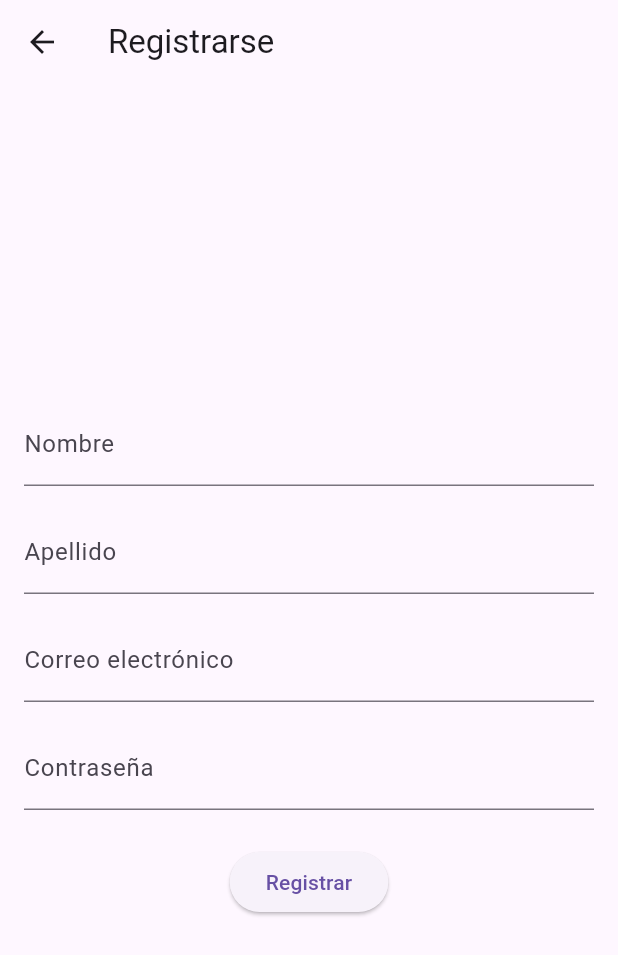
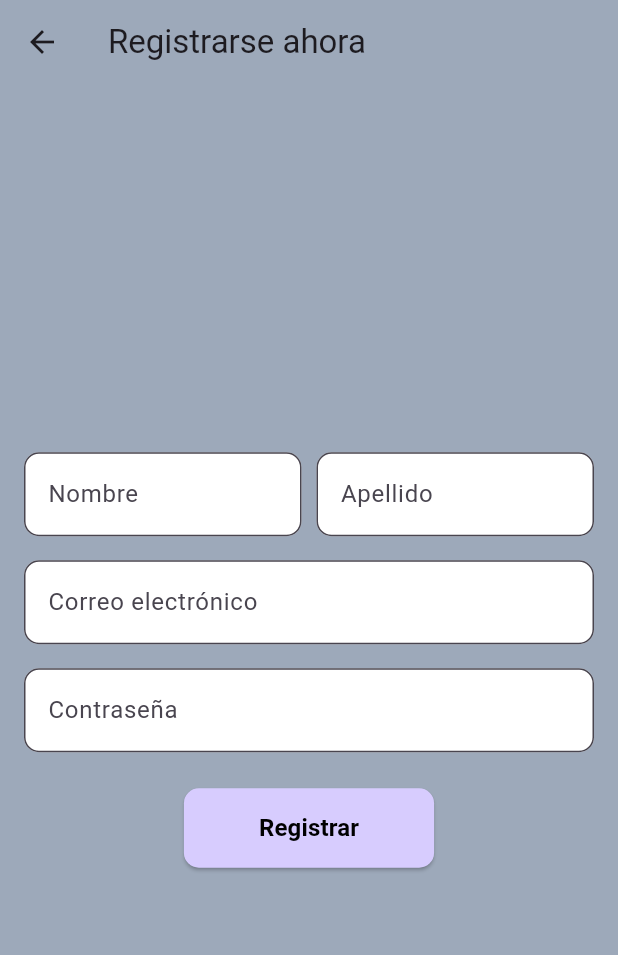
Before and after one commit to Hector-Y-SM/etiss, a Flutter app: the screen it shows after launch, after a tap on "Registrarse", on a phone screen of 412 x 824 dp. Shown: the top 955 px of the screen. Run offline on Flutter 3.47's test engine with Material 3 defaults, Android fonts, the phone set to English and light mode, and no system bars; our stand-ins replace cloud_firestore, firebase_auth, firebase_core; accounts and stored records are empty.

Commit message:
draft front

```diff
--- a/lib/main.dart
+++ b/lib/main.dart
@@ -1,5 +1,5 @@
 import 'package:app/screens/login.dart';
-import 'package:app/screens/register.dart'; // Asegúrate de tener esta pantalla creada
+import 'package:app/screens/register.dart';
 import 'package:firebase_core/firebase_core.dart';
 import 'firebase_options.dart';
 import 'package:flutter/material.dart';
@@ -29,30 +29,66 @@ class HomeScreen extends StatelessWidget {
   @override
   Widget build(BuildContext context) {
     return Scaffold(
-      appBar: AppBar(title: const Text("etiss")),
+      appBar: AppBar(
+        title: const Text("etiss"),
+        backgroundColor: const Color.fromRGBO(157, 169, 186, 1),
+      ),
+      backgroundColor: const Color.fromRGBO(157, 169, 186, 1),
       body: Center(
         child: Column(
           mainAxisAlignment: MainAxisAlignment.center,
           children: [
-            Text('Bienvenido albatro, selecciona una opcion'),
-            ElevatedButton(
+            const Text(
+              'Bienvenido albatro, selecciona una opción',
+              style: TextStyle(color: Color.fromRGBO(254, 254, 255, 1), fontSize: 20, fontWeight: FontWeight.bold),
+            ),
+            const SizedBox(height: 20),
+            SizedBox(
+              width: 200,
+              height: 50,
+              child: ElevatedButton(
+                style: ElevatedButton.styleFrom(
+                  backgroundColor: const Color.fromRGBO(215, 204, 254, 1),
+                  foregroundColor: const Color.fromRGBO(254, 254, 255, 1),
+                  shape: RoundedRectangleBorder(
+                    borderRadius: BorderRadius.circular(10),
+                  ),
+                ),
                 onPressed: () {
                   Navigator.push(
                     context,
                     MaterialPageRoute(builder: (context) => LoginScreen()),
                   );
                 },
-              child: const Text("Iniciar Sesión"),
+                child: const Text(
+                  "Iniciar Sesión",
+                  style: TextStyle(color: Colors.black),
+                ),
+              ),
             ),
             const SizedBox(height: 20),
-            ElevatedButton(
+            SizedBox(
+              width: 200,
+              height: 50,
+              child: ElevatedButton(
+                style: ElevatedButton.styleFrom(
+                  backgroundColor: const Color.fromRGBO(215, 204, 254, 1),
+                  foregroundColor: const Color.fromRGBO(254, 254, 255, 1),
+                  shape: RoundedRectangleBorder(
+                    borderRadius: BorderRadius.circular(10),
+                  ),
+                ),
                 onPressed: () {
                   Navigator.push(
                     context,
                     MaterialPageRoute(builder: (context) => RegisterScreen()),
                   );
                 },
-              child: const Text("Registrarse"),
+                child: const Text(
+                  "Registrarse",
+                  style: TextStyle(color: Colors.black),
+                ),
+              ),
             ),
           ],
         ),
--- a/lib/screens/login.dart
+++ b/lib/screens/login.dart
@@ -1,11 +1,12 @@
-import 'package:app/widgets/auth/login/login_form.dart';
+import 'package:app/widgets/auth/signIn/login_form.dart';
 import 'package:flutter/material.dart';
 
 class LoginScreen extends StatelessWidget {
   @override
   Widget build(BuildContext context) {
     return Scaffold(
-      appBar: AppBar(title: Text('Iniciar Sesión')),
+      appBar: AppBar(title: Text('Iniciar Sesión'),backgroundColor: const Color.fromRGBO(157, 169, 186, 1)),
+      backgroundColor: const Color.fromRGBO(157, 169, 186, 1),
       body: Padding(
         padding: const EdgeInsets.all(16.0),
         child: LoginForm(),
--- a/lib/screens/register.dart
+++ b/lib/screens/register.dart
@@ -5,7 +5,11 @@ class RegisterScreen extends StatelessWidget {
   @override
   Widget build(BuildContext context) {
     return Scaffold(
-      appBar: AppBar(title: const Text('Registrarse')),
+      appBar: AppBar(
+        title: const Text('Registrarse ahora'),
+        backgroundColor: const Color.fromRGBO(157, 169, 186, 1)
+      ),
+      backgroundColor: const Color.fromRGBO(157, 169, 186, 1),
       body: Padding(
         padding: const EdgeInsets.all(16.0),
         child: RegisterForm(),
--- a/lib/widgets/auth/register/register_form.dart
+++ b/lib/widgets/auth/register/register_form.dart
@@ -60,9 +60,19 @@ class _RegisterFormState extends State<RegisterForm> {
     child: Column(
       mainAxisAlignment: MainAxisAlignment.center,
       children: <Widget>[
-          TextFormField(
+        Row(
+          children: [
+            Expanded(
+              child: TextFormField(
                 controller: _nameController,
-            decoration: const InputDecoration(labelText: 'Nombre'),
+                decoration: InputDecoration(
+                  labelText: 'Nombre',
+                  filled: true,
+                  fillColor: Colors.white,
+                  border: OutlineInputBorder(
+                    borderRadius: BorderRadius.circular(10),
+                  ),
+                ),
                 validator: (value) {
                   if (value == null || value.isEmpty) {
                     return 'Por favor ingresa tu nombre';
@@ -70,10 +80,19 @@ class _RegisterFormState extends State<RegisterForm> {
                   return null;
                 },
               ),
-          const SizedBox(height: 16),
-          TextFormField(
+            ),
+            const SizedBox(width: 10),
+            Expanded(
+              child: TextFormField(
                 controller: _lastNameController,
-            decoration: const InputDecoration(labelText: 'Apellido'),
+                decoration: InputDecoration(
+                  labelText: 'Apellido',
+                  filled: true,
+                  fillColor: Colors.white,
+                  border: OutlineInputBorder(
+                    borderRadius: BorderRadius.circular(10),
+                  ),
+                ),
                 validator: (value) {
                   if (value == null || value.isEmpty) {
                     return 'Por favor ingresa tu apellido';
@@ -81,11 +100,21 @@ class _RegisterFormState extends State<RegisterForm> {
                   return null;
                 },
               ),
+            ),
+          ],
+        ),
         const SizedBox(height: 16),
         TextFormField(
           controller: _emailController,
           keyboardType: TextInputType.emailAddress,
-            decoration: const InputDecoration(labelText: 'Correo electrónico'),
+          decoration: InputDecoration(
+            labelText: 'Correo electrónico',
+            filled: true,
+            fillColor: Colors.white,
+            border: OutlineInputBorder(
+              borderRadius: BorderRadius.circular(10),
+            ),
+          ),
           validator: (value) {
             if (value == null || value.isEmpty) {
               return 'Por favor ingresa tu correo electrónico';
@@ -97,7 +126,14 @@ class _RegisterFormState extends State<RegisterForm> {
         TextFormField(
           controller: _passwordController,
           obscureText: true,
-            decoration: const InputDecoration(labelText: 'Contraseña'),
+          decoration: InputDecoration(
+            labelText: 'Contraseña',
+            filled: true,
+            fillColor: Colors.white,
+            border: OutlineInputBorder(
+              borderRadius: BorderRadius.circular(10),
+            ),
+          ),
           validator: (value) {
             if (value == null || value.isEmpty) {
               return 'Por favor ingresa tu contraseña';
@@ -106,7 +142,22 @@ class _RegisterFormState extends State<RegisterForm> {
           },
         ),
         const SizedBox(height: 24),
-          ElevatedButton(onPressed: _register, child: const Text('Registrar')),
+        ElevatedButton(
+          onPressed: _register,
+          style: ElevatedButton.styleFrom(
+            backgroundColor: const Color.fromRGBO(215, 204, 254, 1),
+            foregroundColor: const Color.fromRGBO(254, 254, 255, 1),
+            padding: const EdgeInsets.symmetric(horizontal: 50, vertical: 15),
+            shape: RoundedRectangleBorder(
+              borderRadius: BorderRadius.circular(10),
+            ),
+          ),
+          child: const Text(
+                  "Registrar",
+                  style: TextStyle(color: Colors.black, fontSize: 16, fontWeight: FontWeight.bold),
+          ),
+        ),
+
         if (_errorMessage != null)
           Padding(
             padding: const EdgeInsets.only(top: 16.0),
@@ -123,4 +174,5 @@ class _RegisterFormState extends State<RegisterForm> {
     ),
   );
 }
+
 }
--- a/lib/widgets/auth/signIn/login_form.dart
+++ b/lib/widgets/auth/signIn/login_form.dart
@@ -54,7 +54,15 @@ class _LoginFormState extends State<LoginForm> {
           TextFormField(
             controller: _emailController,
             keyboardType: TextInputType.emailAddress,
-            decoration: const InputDecoration(labelText: 'Correo electrónico'),
+            decoration: InputDecoration(
+              labelText: 'Correo electrónico',
+              filled: true,
+              fillColor: Colors.white,
+              border: OutlineInputBorder(
+                borderRadius: BorderRadius.circular(10),
+                borderSide: const BorderSide(color: Colors.black54),
+              ),
+            ),
             validator: (value) {
               if (value == null || value.isEmpty) {
                 return 'Por favor ingresa tu correo electrónico';
@@ -66,7 +74,15 @@ class _LoginFormState extends State<LoginForm> {
           TextFormField(
             controller: _passwordController,
             obscureText: true,
-            decoration: const InputDecoration(labelText: 'Contraseña'),
+            decoration: InputDecoration(
+              labelText: 'Contraseña',
+              filled: true,
+              fillColor: Colors.white,
+              border: OutlineInputBorder(
+                borderRadius: BorderRadius.circular(10),
+                borderSide: const BorderSide(color: Colors.black54),
+              ),
+            ),
             validator: (value) {
               if (value == null || value.isEmpty) {
                 return 'Por favor ingresa tu contraseña';
@@ -75,7 +91,21 @@ class _LoginFormState extends State<LoginForm> {
             },
           ),
           const SizedBox(height: 24),
-          ElevatedButton(onPressed: _login, child: const Text('Iniciar sesión')),
+          ElevatedButton(
+            onPressed: _login,
+            style: ElevatedButton.styleFrom(
+              backgroundColor: const Color.fromRGBO(215, 204, 254, 1),
+              foregroundColor: const Color.fromRGBO(254, 254, 255, 1),
+              padding: const EdgeInsets.symmetric(horizontal: 50, vertical: 15),
+              shape: RoundedRectangleBorder(
+                borderRadius: BorderRadius.circular(10),
+              ),
+            ),
+            child: const Text(
+              'Iniciar sesión',
+              style: TextStyle(fontSize: 16, fontWeight: FontWeight.bold, color: Colors.black),
+            ),
+          ),
           if (_errorMessage != null)
             Padding(
               padding: const EdgeInsets.only(top: 16.0),
--- a/pubspec.yaml
+++ b/pubspec.yaml
@@ -12,6 +12,7 @@ dependencies:
   cloud_firestore: ^5.6.5
   firebase_core: ^3.12.1
   firebase_auth: ^5.5.1
+  flutter_dotenv: ^5.2.1
 
 dev_dependencies:
   flutter_test:
```
Also changed, not shown: pubspec.lock, 1 other file. Lines whose indentation alone changed are shown as unchanged.
